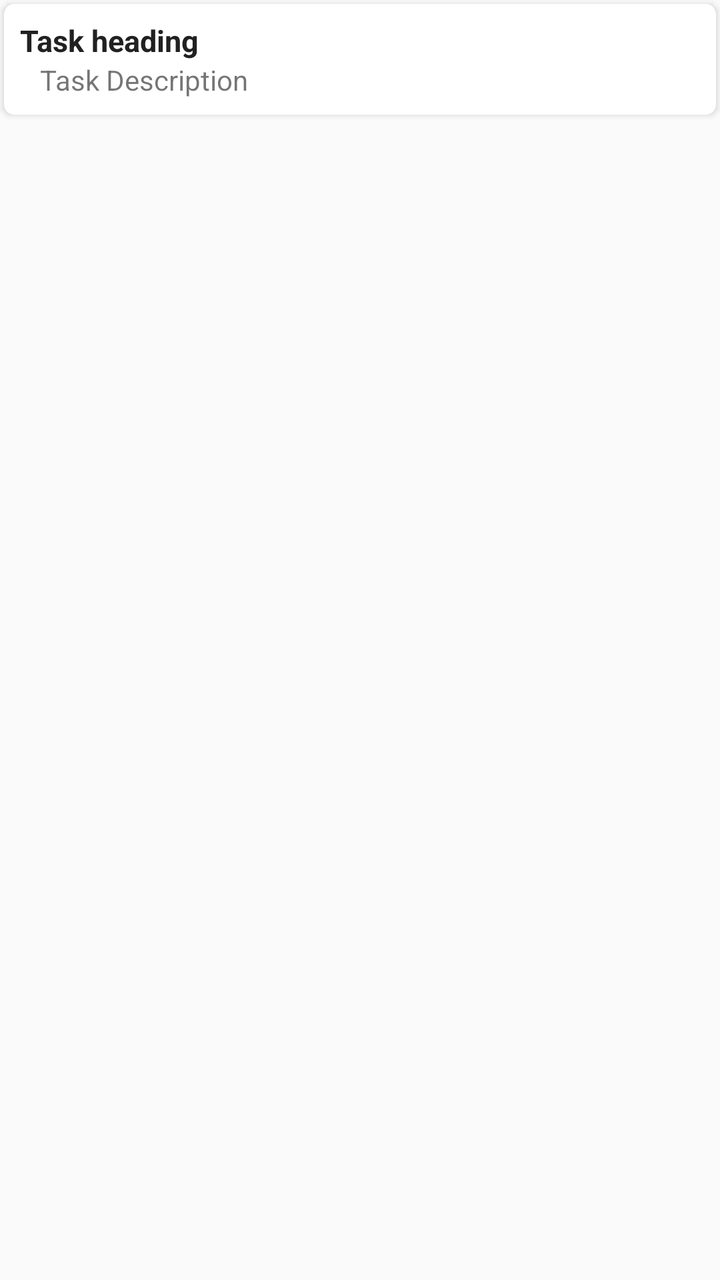
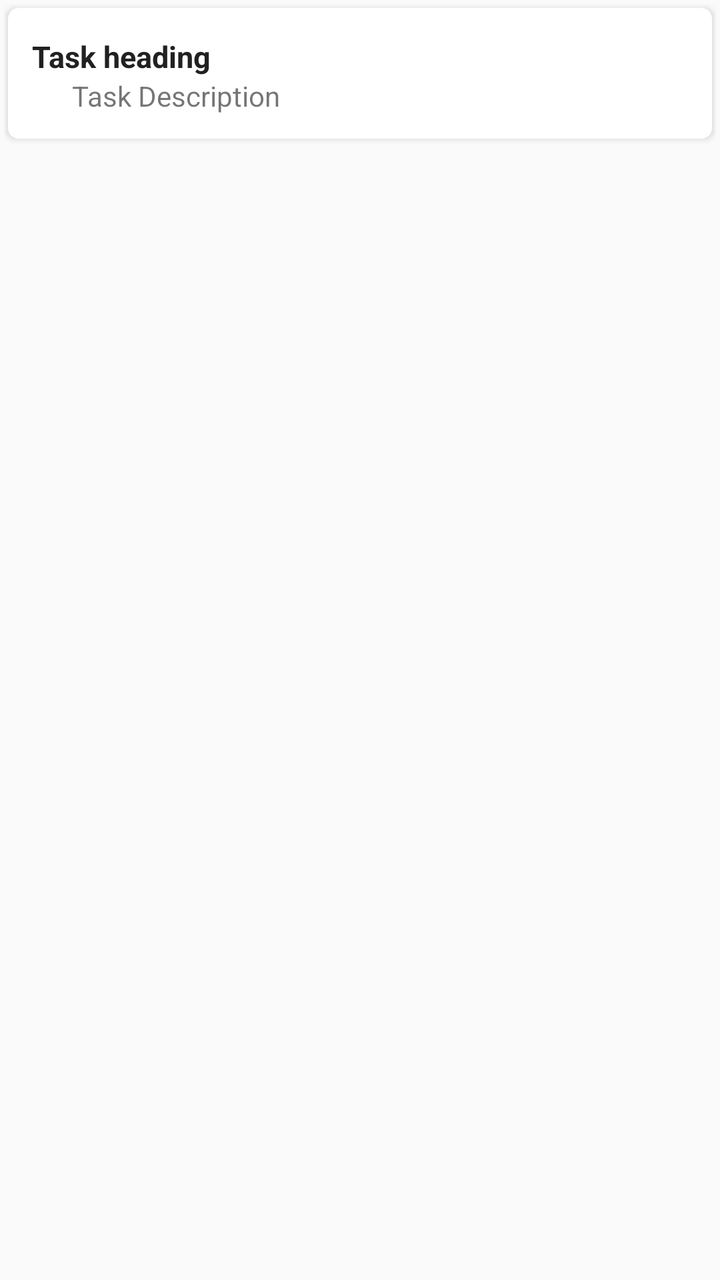

Two renders of the same Android screen: before a commit and after it. Below are the layout's source before the change and the commit's diff.
<!-- AndroidManifest.xml: application theme AppTheme -->
<!-- res/layout/task_row.xml -->
<?xml version="1.0" encoding="utf-8"?>
<LinearLayout xmlns:android="http://schemas.android.com/apk/res/android"
    xmlns:card_view="http://schemas.android.com/apk/res-auto"
    android:layout_width="match_parent"
    android:layout_height="wrap_content"
    android:orientation="vertical">

    <android.support.v7.widget.CardView
        android:layout_width="match_parent"
        android:layout_height="wrap_content"
        android:layout_gravity="center"
        android:layout_margin="2dp"
        android:elevation="3dp"
        card_view:cardCornerRadius="5dp"
        card_view:contentPadding="2dp">


        <LinearLayout
            android:id="@+id/taskrow"
            android:layout_width="match_parent"
            android:layout_height="match_parent"
            android:orientation="vertical"
            android:padding="6dp">

            <TextView
                android:id="@+id/txt_taskheader"
                android:layout_width="wrap_content"
                android:layout_height="wrap_content"
                android:text="Task heading "
                android:textStyle="bold"
                android:textColor="@color/grey_900"
                android:textSize="15sp" />

            <LinearLayout
                android:layout_width="match_parent"
                android:layout_height="match_parent"
                android:layout_marginLeft="10dp"
                android:orientation="horizontal">

                <TextView
                    android:id="@+id/taskTitle"
                    android:layout_width="0dp"
                    android:layout_height="wrap_content"
                    android:layout_weight="1"
                    android:text="Task Description" />

                <CheckBox
                    android:id="@+id/check"
                    android:layout_width="0dp"
                    android:layout_height="wrap_content"
                    android:layout_weight="1.5"
                    android:visibility="gone" />


            </LinearLayout>


        </LinearLayout>
    </android.support.v7.widget.CardView>


</LinearLayout>
<!-- resources referenced by this layout -->
<resources>
  <color name="grey_900">#212121</color>
  <style name="AppTheme" parent="Theme.AppCompat.Light.DarkActionBar">
          
          <item name="windowNoTitle">true</item>
          <item name="windowActionBar">false</item>
          <item name="colorPrimary">@color/light_blue_800</item>
          <item name="colorPrimaryDark">@color/colorPrimaryDark</item>
          <item name="colorAccent">@color/colorAccent</item>
      </style>
  <color name="light_blue_800">#0277bd</color>
  <color name="colorPrimaryDark">#303F9F</color>
  <color name="colorAccent">#000105</color>
</resources>

<!-- the commit's change to res/layout/task_row.xml (unified diff, before → after) -->
@@ -3,6 +3,8 @@
     xmlns:card_view="http://schemas.android.com/apk/res-auto"
     android:layout_width="match_parent"
     android:layout_height="wrap_content"
+    android:elevation="3dp"
+    android:padding="2dp"
     android:orientation="vertical">
 
     <android.support.v7.widget.CardView
@@ -11,6 +13,10 @@
         android:layout_gravity="center"
         android:layout_margin="2dp"
         android:elevation="3dp"
+        android:stateListAnimator="@anim/lift_on_touch"
+        android:foreground="?android:attr/selectableItemBackground"
+        android:clickable="true"
+        android:focusable="true"
         card_view:cardCornerRadius="5dp"
         card_view:contentPadding="2dp">
 
@@ -20,7 +26,8 @@
             android:layout_width="match_parent"
             android:layout_height="match_parent"
             android:orientation="vertical"
-            android:padding="6dp">
+            android:layout_marginTop="2dp"
+            android:padding="10dp">
 
             <TextView
                 android:id="@+id/txt_taskheader"
@@ -42,7 +49,7 @@
                     android:layout_width="0dp"
                     android:layout_height="wrap_content"
                     android:layout_weight="1"
-                    android:text="Task Description" />
+                    android:text="   Task Description" />
 
                 <CheckBox
                     android:id="@+id/check"
<!-- resource entries referenced after the edit -->
@@ -5,11 +5,11 @@
           
           <item name="windowNoTitle">true</item>
           <item name="windowActionBar">false</item>
-          <item name="colorPrimary">@color/light_blue_800</item>
+          <item name="colorPrimary">@color/pink_900</item>
           <item name="colorPrimaryDark">@color/colorPrimaryDark</item>
           <item name="colorAccent">@color/colorAccent</item>
       </style>
-  <color name="light_blue_800">#0277bd</color>
+  <color name="pink_900">#880E4F</color>
   <color name="colorPrimaryDark">#303F9F</color>
   <color name="colorAccent">#000105</color>
 </resources>
